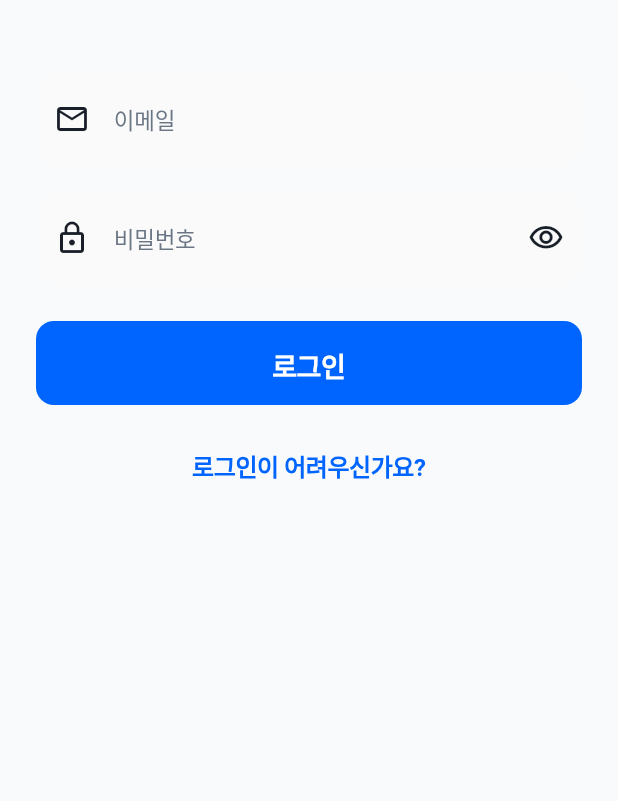
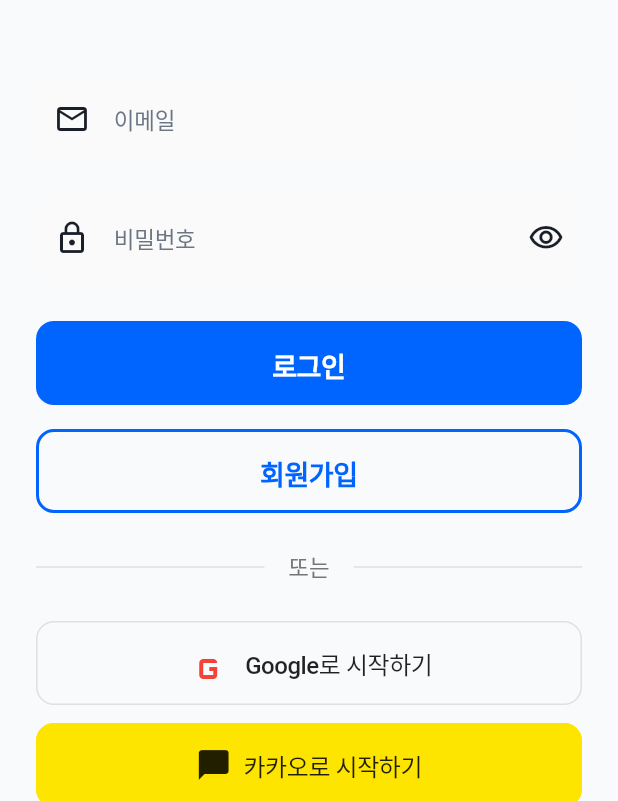
Before and after one commit to haniumDreamup/FE, a Flutter app: the screen it shows after launch, on a phone screen of 412 x 824 dp, the part 435-1236 px from its top. Run offline on Flutter 3.47's test engine with Material 3 defaults, Android fonts, the phone set to English and light mode, and no system bars; our stand-ins replace connectivity_plus, device_info_plus, dio, equatable, firebase_core, firebase_messaging and 14 more; missing offline and left inert: bonsoir, network_info_plus; accounts and stored records are empty; Roboto replaces fonts that are missing (Pretendard).

```diff
--- a/lib/presentation/routes/app_router.dart
+++ b/lib/presentation/routes/app_router.dart
@@ -3,8 +3,10 @@ import 'package:go_router/go_router.dart';
 import '../providers/auth_provider.dart';
 import '../screens/auth/login_screen.dart';
 import '../screens/auth/splash_screen.dart';
+import '../screens/auth/register_screen.dart';
 import '../screens/home/home_screen.dart';
 import '../screens/schedule/schedule_screen.dart';
+import '../screens/medication/medication_list_screen.dart';
 import '../screens/schedule/add_schedule_screen.dart';
 import '../screens/emergency/emergency_screen.dart';
 import '../screens/emergency/emergency_contact_screen.dart';
@@ -66,6 +68,11 @@ class AppRouter {
         name: 'login',
         builder: (context, state) => const LoginScreen(),
       ),
+      GoRoute(
+        path: '/register',
+        name: 'register',
+        builder: (context, state) => const RegisterScreen(),
+      ),
 
       // ============ 메인 화면 ============
       GoRoute(
@@ -87,6 +94,13 @@ class AppRouter {
             builder: (context, state) => const AddScheduleScreen(),
           ),
         ],
+      ),
+
+      // ============ 약물 관리 ============
+      GoRoute(
+        path: '/medication',
+        name: 'medication',
+        builder: (context, state) => const MedicationListScreen(),
       ),
 
       // ============ 긴급 상황 ============
--- a/lib/presentation/screens/auth/login_screen.dart
+++ b/lib/presentation/screens/auth/login_screen.dart
@@ -202,11 +202,102 @@ class _LoginScreenState extends State<LoginScreen> {
                   ),
                 ),
                 const SizedBox(height: 16),
+
+                // Register Button
+                SizedBox(
+                  height: 56,
+                  child: OutlinedButton(
+                    onPressed: () => context.push('/register'),
+                    style: OutlinedButton.styleFrom(
+                      side: BorderSide(color: TossTheme.primaryColor, width: 2),
+                      shape: RoundedRectangleBorder(
+                        borderRadius: BorderRadius.circular(12),
+                      ),
+                    ),
+                    child: const Text(
+                      '회원가입',
+                      style: TextStyle(
+                        fontSize: 18,
+                        fontWeight: FontWeight.w600,
+                        color: TossTheme.primaryColor,
+                      ),
+                    ),
+                  ),
+                ),
+                const SizedBox(height: 24),
+
+                // Divider
+                Row(
+                  children: [
+                    Expanded(child: Divider(color: Colors.grey[300])),
+                    Padding(
+                      padding: const EdgeInsets.symmetric(horizontal: 16),
+                      child: Text(
+                        '또는',
+                        style: TextStyle(color: Colors.grey[600]),
+                      ),
+                    ),
+                    Expanded(child: Divider(color: Colors.grey[300])),
+                  ],
+                ),
+                const SizedBox(height: 24),
+
+                // Social Login Buttons
+                SizedBox(
+                  height: 56,
+                  child: OutlinedButton.icon(
+                    onPressed: () {
+                      ErrorHandler.showInfoSnackBar(context, '구글 로그인 준비 중입니다');
+                    },
+                    style: OutlinedButton.styleFrom(
+                      side: BorderSide(color: Colors.grey[300]!),
+                      shape: RoundedRectangleBorder(
+                        borderRadius: BorderRadius.circular(12),
+                      ),
+                    ),
+                    icon: const Icon(Icons.g_mobiledata, size: 32, color: Colors.red),
+                    label: const Text(
+                      'Google로 시작하기',
+                      style: TextStyle(
+                        fontSize: 16,
+                        fontWeight: FontWeight.w500,
+                        color: Colors.black87,
+                      ),
+                    ),
+                  ),
+                ),
+                const SizedBox(height: 12),
+
+                SizedBox(
+                  height: 56,
+                  child: OutlinedButton.icon(
+                    onPressed: () {
+                      ErrorHandler.showInfoSnackBar(context, '카카오 로그인 준비 중입니다');
+                    },
+                    style: OutlinedButton.styleFrom(
+                      backgroundColor: const Color(0xFFFEE500),
+                      side: const BorderSide(color: Color(0xFFFEE500)),
+                      shape: RoundedRectangleBorder(
+                        borderRadius: BorderRadius.circular(12),
+                      ),
+                    ),
+                    icon: const Icon(Icons.chat_bubble, size: 24, color: Colors.black87),
+                    label: const Text(
+                      '카카오로 시작하기',
+                      style: TextStyle(
+                        fontSize: 16,
+                        fontWeight: FontWeight.w500,
+                        color: Colors.black87,
+                      ),
+                    ),
+                  ),
+                ),
+                const SizedBox(height: 24),
+
                 // Help Text
                 Center(
                   child: TextButton(
                     onPressed: () {
-                      // TODO: Show help dialog
                       showDialog(
                         context: context,
                         builder: (context) => AlertDialog(
```
Also changed, not shown: lib/presentation/routes/route_names.dart (+8 -0 lines), lib/presentation/screens/auth/register_screen.dart (added, +367 -0 lines), lib/presentation/screens/home/home_screen.dart (+7 -1 lines), lib/presentation/screens/medication/medication_list_screen.dart (added, +78 -0 lines), pubspec.lock.
